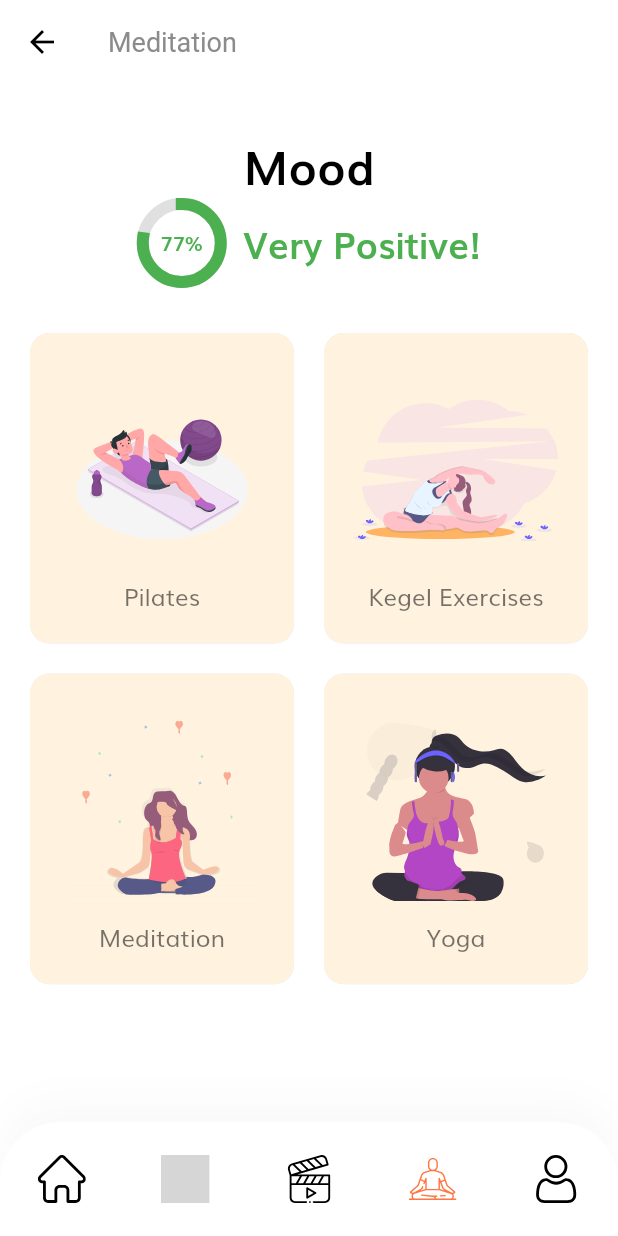
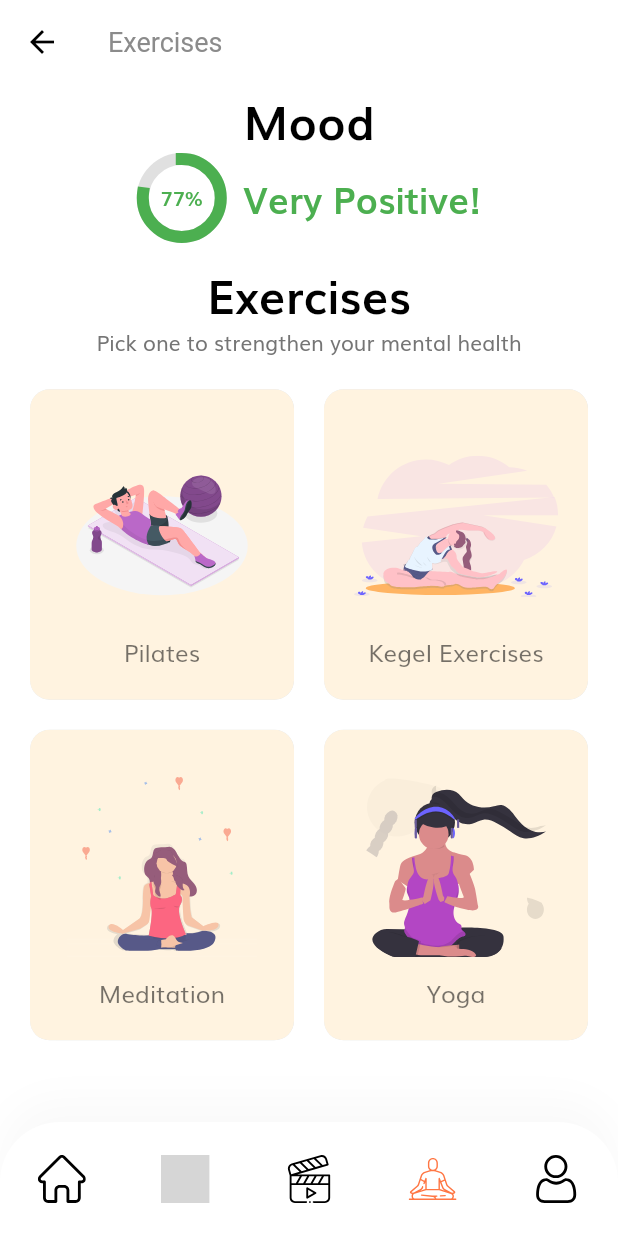
Before and after one commit to NazirNayal8/MoodyMuch, a Flutter app: the MeditationScreen screen opened by its route, on a phone screen of 412 x 824 dp. Run offline on Flutter 3.47's test engine with Material 2 defaults, Android fonts, the light colour scheme and no system bars; drawn by our look-alikes of percent_indicator; our stand-ins replace audioplayers, cloud_firestore, csc_picker, dio, firebase_auth, firebase_core and 11 more; accounts and stored records are empty; grey boxes are pictures that could not be loaded.

Commit message:
alignment and space fix

```diff
--- a/lib/screens/profile/components/mood_tracks.dart
+++ b/lib/screens/profile/components/mood_tracks.dart
@@ -101,6 +101,7 @@ class MoodTrackScreen extends StatelessWidget {
           SizedBox(width: getProportionateScreenWidth(10)),
           Column(
             mainAxisAlignment: MainAxisAlignment.center,
+            crossAxisAlignment: CrossAxisAlignment.start,
             children: [
               Text(
                 moodText(mood),
--- a/lib/screens/youtube/components/exercise_pick.dart
+++ b/lib/screens/youtube/components/exercise_pick.dart
@@ -23,7 +23,6 @@ class ExercisePickScreen extends StatelessWidget {
               crossAxisAlignment: CrossAxisAlignment.center,
               mainAxisAlignment: MainAxisAlignment.center,
               children: <Widget>[
-                SizedBox(height: 30),
                 Text("Mood", style: headingStyle),
                 Row(
                   mainAxisAlignment: MainAxisAlignment.center,
@@ -56,7 +55,13 @@ class ExercisePickScreen extends StatelessWidget {
                     ),
                   ],
                 ),
-                SizedBox(height: 30),
+                SizedBox(height: getProportionateScreenHeight(10)),
+                Text("Exercises", style: headingStyle),
+                Text(
+                  "Pick one to strengthen your mental health",
+                  textAlign: TextAlign.center,
+                ),
+                SizedBox(height: getProportionateScreenHeight(20)),
                 Expanded(
                   child: GridView.count(
                     crossAxisCount: 2,
--- a/lib/screens/youtube/exercise_screen.dart
+++ b/lib/screens/youtube/exercise_screen.dart
@@ -4,12 +4,12 @@ import 'package:moodymuch/enums.dart';
 import 'package:moodymuch/screens/youtube/components/exercise_pick.dart';
 
 class MeditationScreen extends StatelessWidget {
-  static String routeName = '/meditation';
+  static String routeName = '/exercises';
   @override
   Widget build(BuildContext context) {
     return Scaffold(
       appBar: AppBar(
-        title: Text("Meditation"),
+        title: Text("Exercises"),
       ),
       body: ExercisePickScreen(),
       bottomNavigationBar: CustomBottomNavBar(selectedMenu: MenuState.meditation),
```
